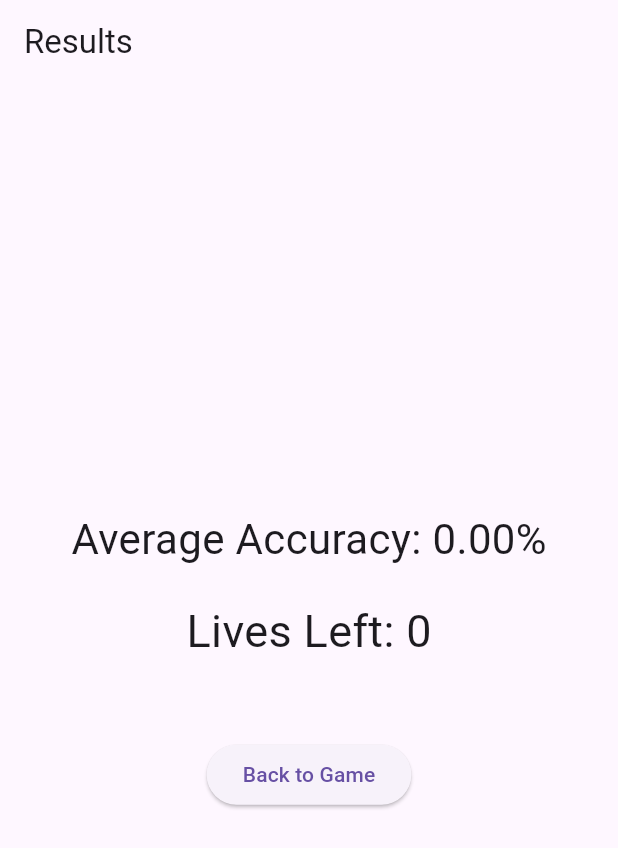
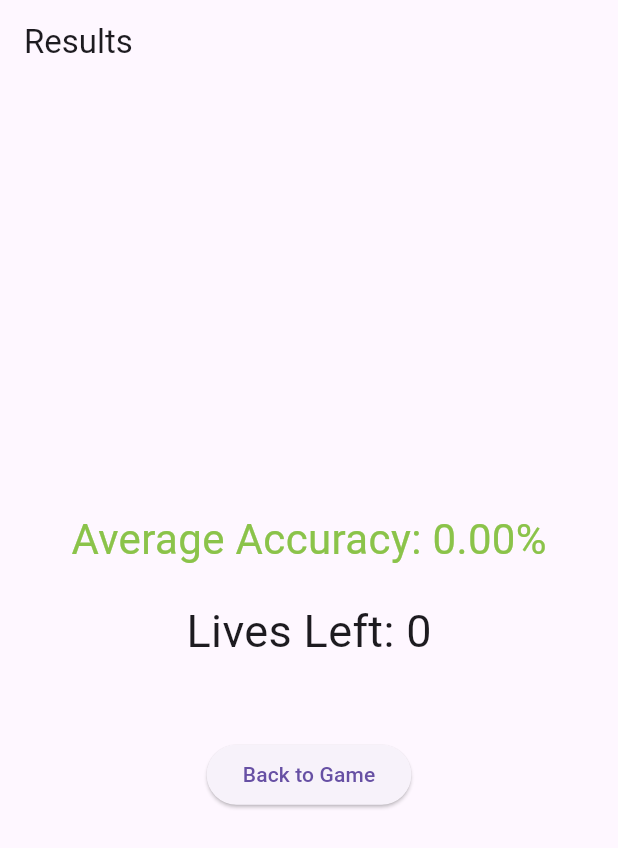
Before and after one commit to nazikanshaffAM/spello_onebysix, a Flutter app: the ResultPage screen opened directly with empty values, on a phone screen of 412 x 824 dp. Shown: the top 848 px of the screen. Run offline on Flutter 3.47's test engine with Material 3 defaults, Android fonts, the phone set to English and light mode, and no system bars; our stand-ins replace fl_chart, flutter_slidable, lottie, shared_preferences, shelf, smooth_page_indicator; missing offline and left inert: record, shelf_router, tutorial_coach_mark; accounts and stored records are empty; project files that could hold a hidden picture were left out.

Commit message:
feat: UI changes to results_page.dart

```diff
--- a/game2/lib/ui/results_page.dart
+++ b/game2/lib/ui/results_page.dart
@@ -22,7 +22,7 @@ class ResultPage extends StatelessWidget {
             // Display the average accuracy percentage
             Text(
               'Average Accuracy: ${averageAccuracy.toStringAsFixed(2)}%',
-              style: TextStyle(fontSize: 28), // Set font size
+              style: TextStyle(fontSize: 28, color: Colors.lightGreen), // Set font size
             ),
             SizedBox(height: 20), // Add space between elements
             // Display the number of lives left
```
